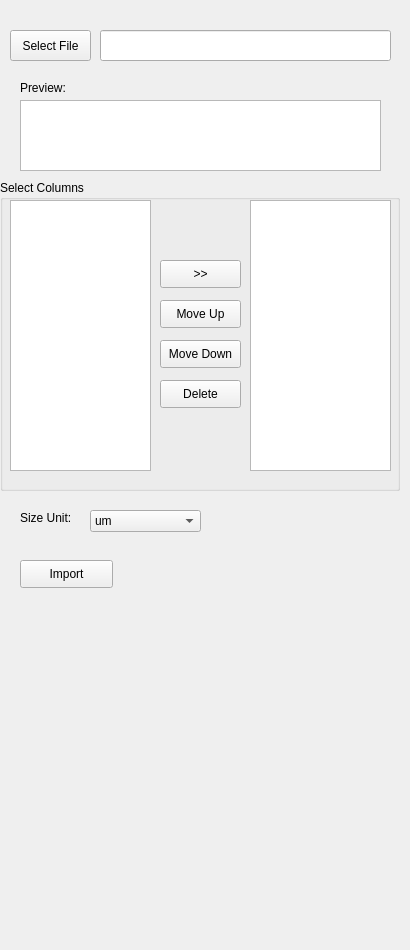
Before: the Qt Designer form DataModule/ImportCAD.ui in chuandongxu/AOI, drawn with Qt 5.
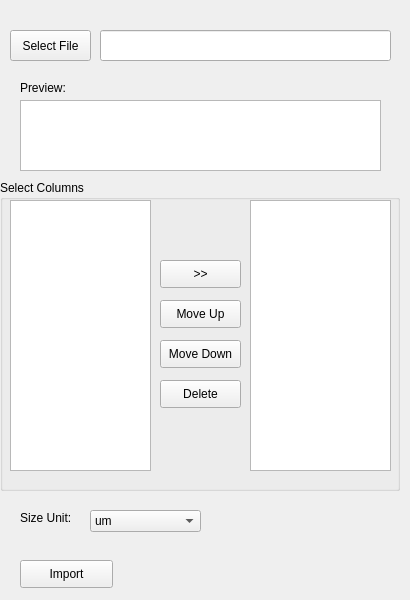
After: the same form once the commit is applied.

```diff
--- a/DataModule/ImportCAD.ui
+++ b/DataModule/ImportCAD.ui
@@ -7,7 +7,7 @@
     <x>0</x>
     <y>0</y>
     <width>410</width>
-    <height>950</height>
+    <height>600</height>
    </rect>
   </property>
   <property name="windowTitle">
```
